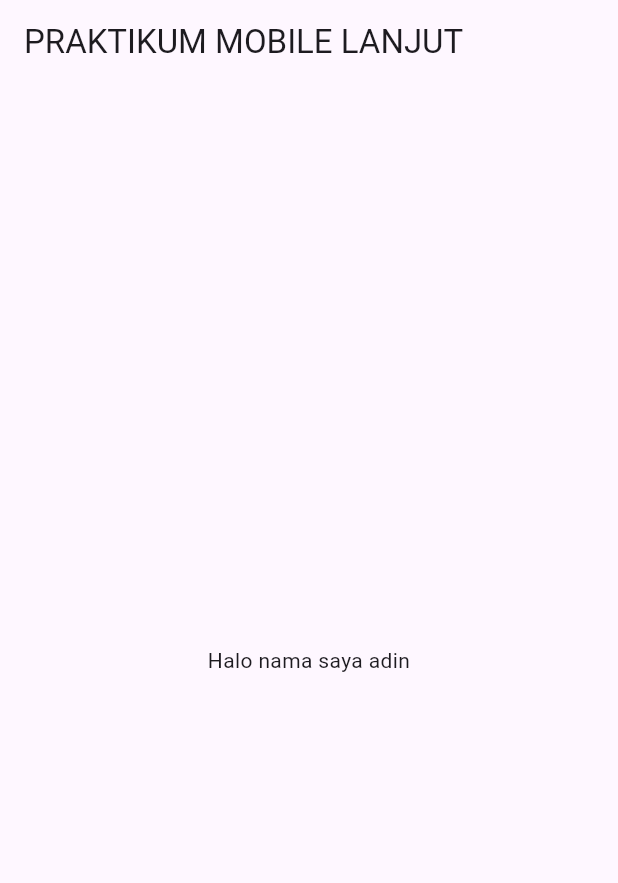
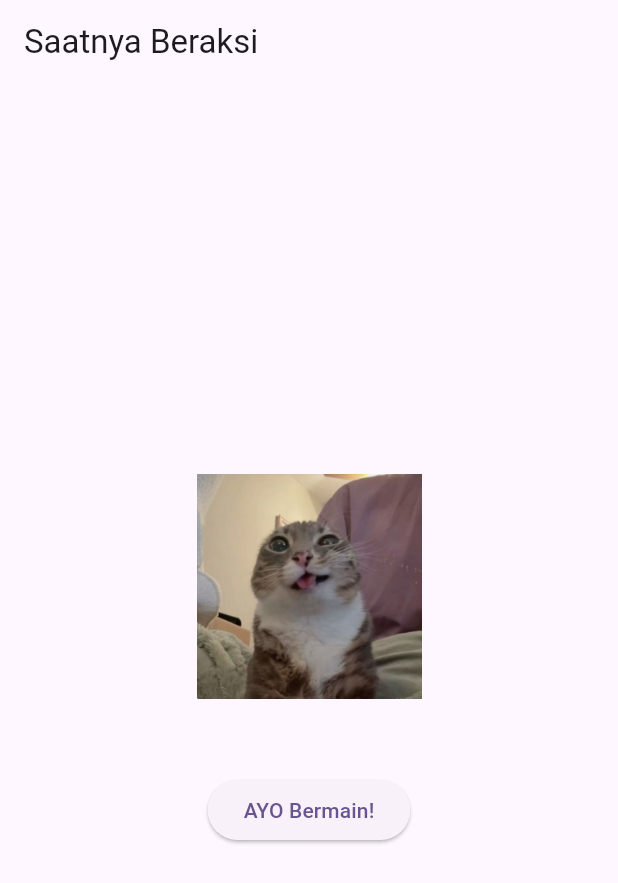
Before and after one commit to Idheid/prak-mobilelanjut-2317051002, a Flutter app: the screen it shows after launch, on a phone screen of 412 x 824 dp. Shown: the top 883 px of the screen. Run offline on Flutter 3.47's test engine with Material 3 defaults, Android fonts, the phone set to English and light mode, and no system bars.

Commit message:
Pertemuan 3: Basic Widget

```diff
--- /dev/null
+++ b/lib/ basic_widget.dart
@@ -0,0 +1,31 @@
+import 'package:flutter/material.dart';
+
+class BasicWidget extends StatelessWidget{
+  const BasicWidget({super.key});
+
+  @override
+  Widget build(BuildContext context) {
+    return Scaffold(
+      appBar: AppBar(
+        title: const Text('Saatnya Beraksi'),
+      ),
+      body: Center(
+        child: Column(
+          mainAxisAlignment: MainAxisAlignment.center,
+          children: [
+            Image.asset(
+              'assets/images/cat.png',
+              width: 150,
+              height: 150,
+            ),
+            const SizedBox(height: 50),
+            ElevatedButton(
+              onPressed: (){},
+              child: const Text('AYO Bermain!'),
+              ),
+          ],
+        ),
+      ),
+    );
+  }
+}
--- a/lib/main.dart
+++ b/lib/main.dart
@@ -1,4 +1,7 @@
 import 'package:flutter/material.dart';
+// import 'package:myapp/column_widget.dart';
+// import 'package:myapp/ row_widget.dart';
+import 'package:myapp/ basic_widget.dart';
 
 void main() {
   runApp(const MyApp());
@@ -10,18 +13,12 @@ class MyApp extends StatelessWidget {
   @override
   Widget build(BuildContext context) {
     return MaterialApp(
-      title: 'Flutter Demo',
+      title: 'Praktikum Mobile Lanjut',
       theme: ThemeData(
         colorScheme: ColorScheme.fromSeed(seedColor: Colors.deepPurple),
+        useMaterial3: true,
       ),
-      home: Scaffold(
-        appBar: AppBar(title: const Text('PRAKTIKUM MOBILE LANJUT')),
-        body: const Center(
-          child: Text('Halo nama saya adin',
-          textAlign: TextAlign.center,
-          ),
-        ),
-      ),
+      home: const BasicWidget(),
     );
   }
 }
--- a/pubspec.yaml
+++ b/pubspec.yaml
@@ -58,7 +58,8 @@ flutter:
   uses-material-design: true
 
   # To add assets to your application, add an assets section, like this:
-  # assets:
+  assets:
+    - assets/images/
   #   - images/a_dot_burr.jpeg
   #   - images/a_dot_ham.jpeg
 
```
Also changed, not shown: lib/ row_widget.dart (added, +22 -0 lines), lib/column_widget.dart (added, +22 -0 lines), assets/images/cat.png (added).
